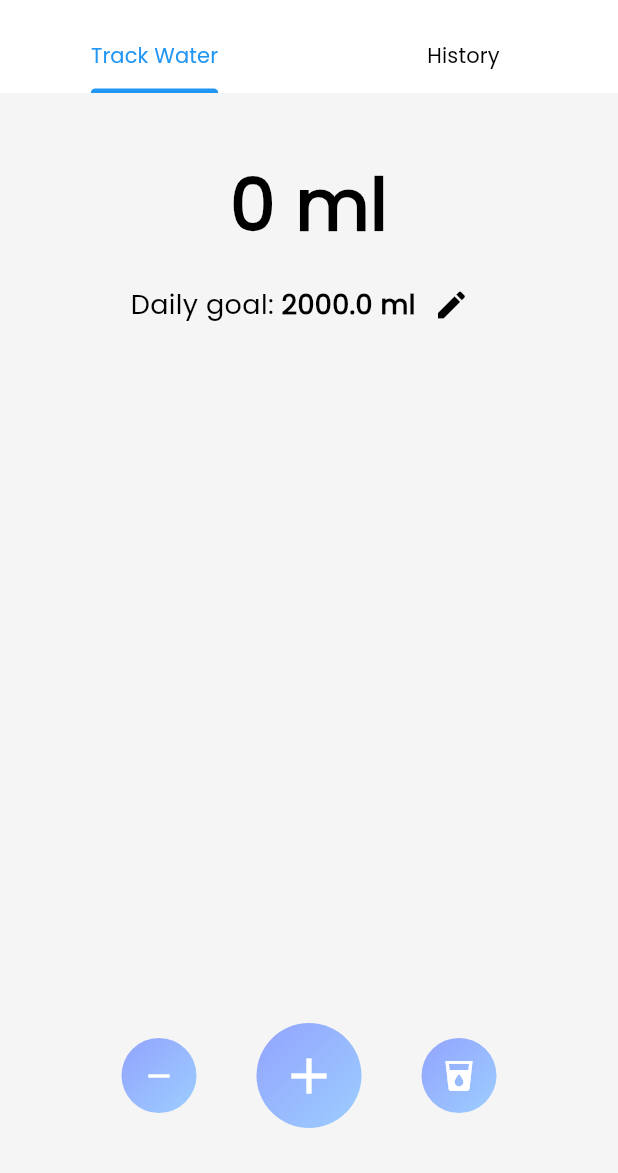
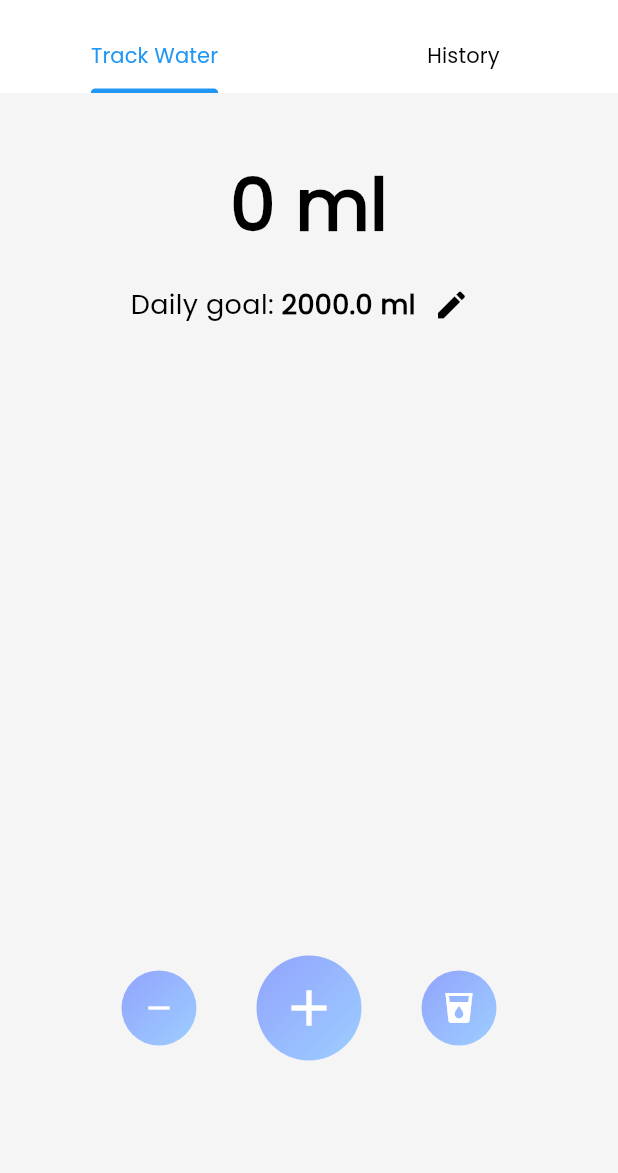
Before and after one commit to Liyo08/AlignMe, a Flutter app: the WaterTrackerPage screen opened directly, on a phone screen of 412 x 824 dp, the part 63-1236 px from its top. Run offline on Flutter 3.47's test engine with Material 3 defaults, Android fonts, the phone set to English and light mode, and no system bars; our stand-ins replace fl_chart, flutter_switch, font_awesome_flutter, shared_preferences; accounts and stored records are empty.

Commit message:
Water page button location chnged

```diff
--- a/lib/water_page.dart
+++ b/lib/water_page.dart
@@ -197,10 +197,10 @@ class _WaterTrackerPageState extends State<WaterTrackerPage>
             color: Colors.amber, size: 100),
       ),
 
-    Spacer(), // Push buttons to bottom
+
 
    Padding(
-  padding: const EdgeInsets.only(bottom: 30),
+  padding: const EdgeInsets.only(top:380),
   child: Row(
     mainAxisAlignment: MainAxisAlignment.center,
     children: [
```
